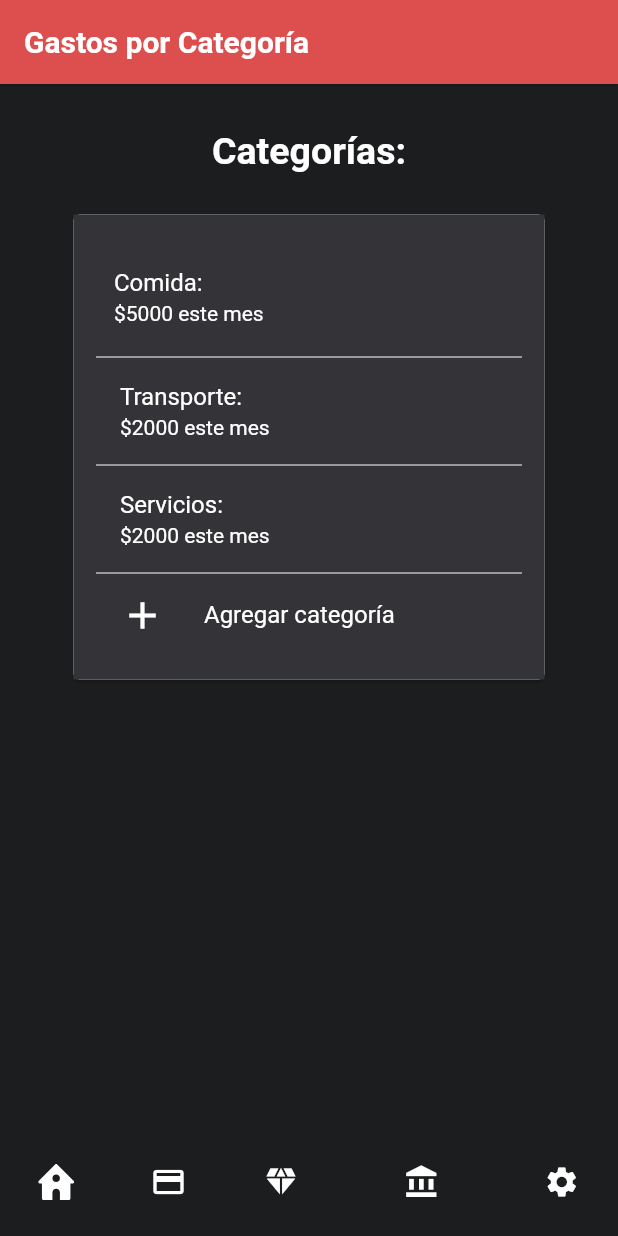
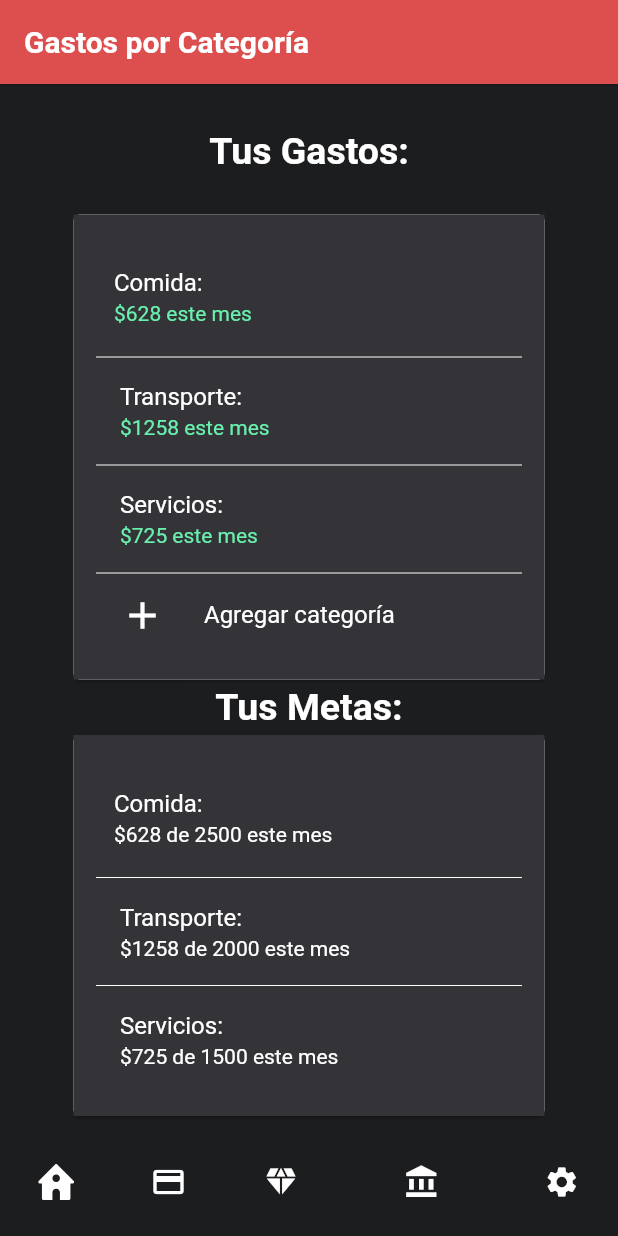
Before and after one commit to JocelynVelarde/Banorte, a Flutter app: the screen it shows after launch, item 4 of the bottom bar chosen, on a phone screen of 412 x 824 dp. Run offline on Flutter 3.47's test engine with Material 2 defaults, Android fonts, the phone set to English and light mode, and no system bars; our stand-ins replace flutter_svg.

Commit message:
Agrega color a Gastos

```diff
--- a/lib/screens/categories.dart
+++ b/lib/screens/categories.dart
@@ -41,7 +41,7 @@ class _CategorySpendState extends State<CategorySpend> {
                       height: 20,
                     ),
                     Text(
-                      'Categorías:',
+                      'Tus Gastos:',
                       style: TextStyle(
                           fontSize: 25,
                           fontWeight: FontWeight.bold,
@@ -79,25 +79,25 @@ class _CategorySpendState extends State<CategorySpend> {
                                             title: Text("Comida:",
                                                 style: TextStyle(
                                                     color: Colors.white)),
-                                            subtitle: Text("\$5000 este mes",
+                                            subtitle: Text("\$628 este mes",
                                                 style: TextStyle(
-                                                    color: Colors.white)),
+                                                    color: Colors.greenAccent)),
                                           ),
                                           ListTile(
                                             title: Text("Transporte:",
                                                 style: TextStyle(
                                                     color: Colors.white)),
-                                            subtitle: Text("\$2000 este mes",
+                                            subtitle: Text("\$1258 este mes",
                                                 style: TextStyle(
-                                                    color: Colors.white)),
+                                                    color: Colors.greenAccent)),
                                           ),
                                           ListTile(
                                             title: Text("Servicios:",
                                                 style: TextStyle(
                                                     color: Colors.white)),
-                                            subtitle: Text("\$2000 este mes",
+                                            subtitle: Text("\$725 este mes",
                                                 style: TextStyle(
-                                                    color: Colors.white)),
+                                                    color: Colors.greenAccent)),
                                           ),
                                           ListTile(
                                             leading: Icon(Icons.add,
@@ -106,6 +106,62 @@ class _CategorySpendState extends State<CategorySpend> {
                                                 style: TextStyle(
                                                     color: Colors.white)),
                                           ),
+                                        ],
+                                      ),
+                                    ],
+                                  )
+                                ],
+                              ),
+                            ),
+                          ),
+                      Text(
+                      'Tus Metas:',
+                      style: TextStyle(
+                          fontSize: 25,
+                          fontWeight: FontWeight.bold,
+                          color: Colors.white),
+                    ),
+                          Card(
+                            child: Container(
+                              color: Color.fromARGB(255, 52, 52, 56),
+                              alignment: Alignment.topLeft,
+                              padding: EdgeInsets.all(15),
+                              child: Column(
+                                children: <Widget>[
+                                  Column(
+                                    children: <Widget>[
+                                      ...ListTile.divideTiles(
+                                        color: Colors.white,
+                                        tiles: [
+                                          ListTile(
+                                            contentPadding:
+                                                EdgeInsets.symmetric(
+                                                    horizontal: 12,
+                                                    vertical: 4),
+                                            title: Text("Comida:",
+                                                style: TextStyle(
+                                                    color: Colors.white)),
+                                            subtitle: Text("\$628 de 2500 este mes",
+                                                style: TextStyle(
+                                                    color: Colors.white)),
+                                          ),
+                                          ListTile(
+                                            title: Text("Transporte:",
+                                                style: TextStyle(
+                                                    color: Colors.white)),
+                                            subtitle: Text("\$1258 de 2000 este mes",
+                                                style: TextStyle(
+                                                    color: Colors.white)),
+                                          ),
+                                          ListTile(
+                                            title: Text("Servicios:",
+                                                style: TextStyle(
+                                                    color: Colors.white)),
+                                            subtitle: Text("\$725 de 1500 este mes",
+                                                style: TextStyle(
+                                                    color: Colors.white)),
+                                          ),
+
                                         ],
                                       ),
                                     ],
```
